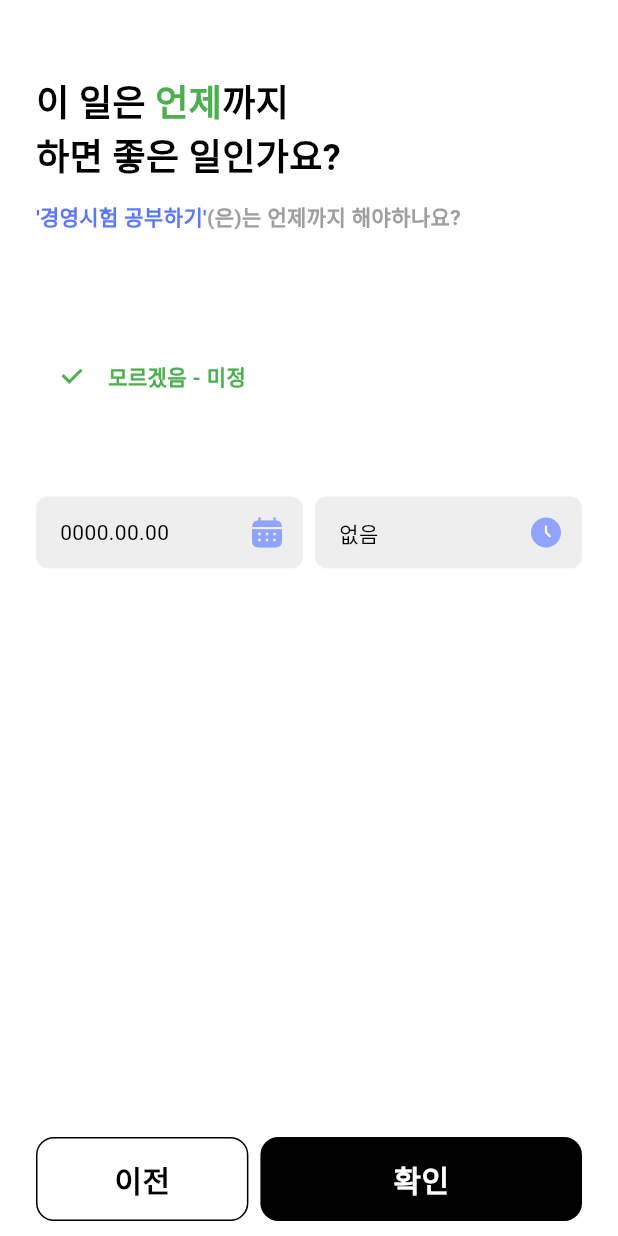
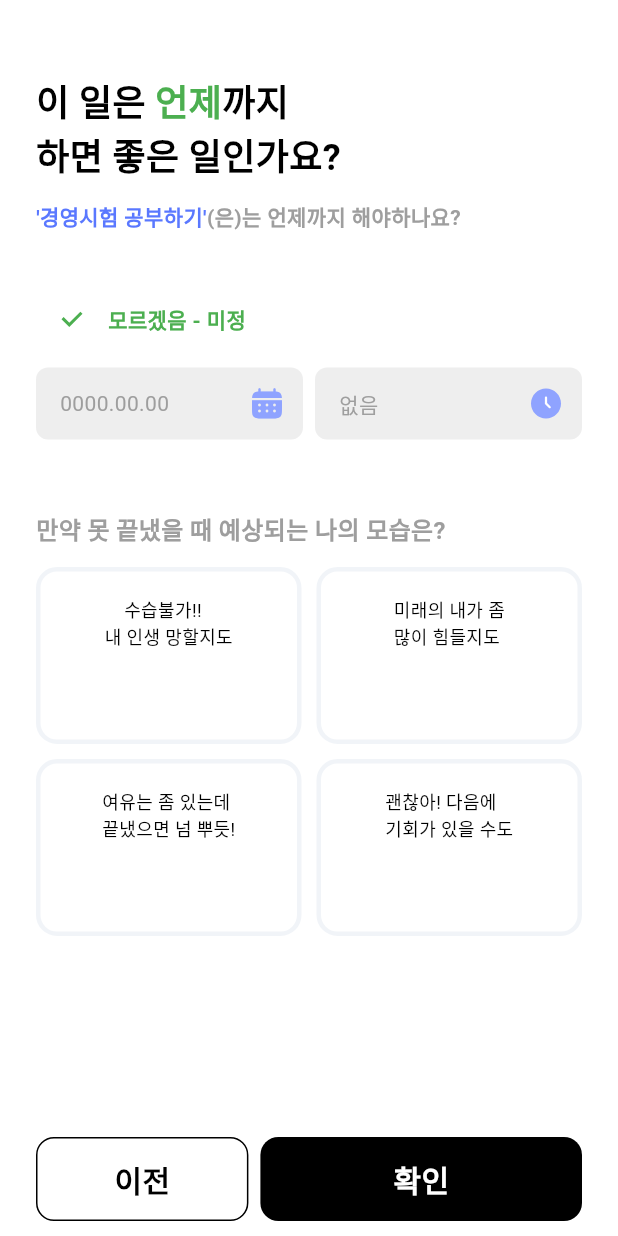
Before and after one commit to seongukHEO/StarryWaveScreen, a Flutter app: the AddTimeWidget screen opened directly, on a phone screen of 412 x 824 dp. Run offline on Flutter 3.47's test engine with Material 3 defaults, Android fonts, the phone set to English and light mode, and no system bars; our stand-ins replace flutter_riverpod, flutter_svg, table_calendar.

Commit message:
feat : Gridview 구현

```diff
--- a/lib/common/calendar/calendar_bottom_sheet.dart
+++ b/lib/common/calendar/calendar_bottom_sheet.dart
@@ -50,7 +50,7 @@ class CalendarBottomSheet extends ConsumerWidget{
                 },
                 calendarFormat: CalendarFormat.month,
                 headerStyle: HeaderStyle(
-                  titleCentered: true,
+                    titleCentered: true,
                   formatButtonVisible: false,
                   titleTextFormatter: (date, locale){
                     return DateFormat('yyyy.MM', locale).format(date);
--- /dev/null
+++ b/lib/provider/addWork/grid_provider.dart
@@ -0,0 +1,14 @@
+import 'package:flutter_riverpod/flutter_riverpod.dart';
+
+class GridProvider extends StateNotifier<List<bool>>{
+  GridProvider() : super([false, false, false, false]);
+
+  void toggleSelected(int selectedIndex){
+    state = List.generate(state.length, (index) => index == selectedIndex);
+  }
+
+}
+
+final gridStateProvider = StateNotifierProvider<GridProvider, List<bool>>((ref){
+  return GridProvider();
+});
--- a/lib/widget/addJob/add_time_widget.dart
+++ b/lib/widget/addJob/add_time_widget.dart
@@ -5,6 +5,7 @@ import 'package:flutter_svg/flutter_svg.dart';
 import 'package:starrywave_screen/common/calendar/calendar_bottom_sheet.dart';
 import 'package:starrywave_screen/common/dialog/add_work_cancel_dialog.dart';
 import 'package:starrywave_screen/provider/addWork/checkbox_provider.dart';
+import 'package:starrywave_screen/widget/addJob/state_Grid_widget.dart';
 
 class AddTimeWidget extends ConsumerWidget {
   const AddTimeWidget({super.key});
@@ -58,13 +59,16 @@ class AddTimeWidget extends ConsumerWidget {
                 ]
               )
             ),
-            SizedBox(height: 72,),
+            SizedBox(height: 34,),
             Row(
               children: [
                 Checkbox(
                     value: isChecked,
                     onChanged: (bool? value){
                       ref.read(checkBoxProvider.notifier).updateCheckBox(value ?? true);
+                      if (isChecked == false) {
+                        _showDialog();
+                      }
                     },
                   shape: CircleBorder(),
                   checkColor: Colors.green,
@@ -79,7 +83,7 @@ class AddTimeWidget extends ConsumerWidget {
                 ),)
               ],
             ),
-            SizedBox(height: 56,),
+            SizedBox(height: 8,),
             Row(
               children: [
                 Expanded(
@@ -95,7 +99,11 @@ class AddTimeWidget extends ConsumerWidget {
                     child: Row(
                       mainAxisAlignment: MainAxisAlignment.spaceBetween,
                       children: [
-                        Text("0000.00.00"),
+                        Text("0000.00.00", style: TextStyle(
+                          color: isChecked
+                              ? Colors.grey
+                              : Colors.black
+                        ),),
                         IconButton(
                             onPressed: (){
                               showModalBottomSheet(
@@ -128,7 +136,11 @@ class AddTimeWidget extends ConsumerWidget {
                     child: Row(
                       mainAxisAlignment: MainAxisAlignment.spaceBetween,
                       children: [
-                        Text("없음"),
+                        Text("없음", style: TextStyle(
+                            color: isChecked
+                                ? Colors.grey
+                                : Colors.black
+                        ),),
                         IconButton(
                             onPressed: (){
 
@@ -141,8 +153,24 @@ class AddTimeWidget extends ConsumerWidget {
                 ),
               ],
             ),
+            SizedBox(height: 48,),
             Expanded(
+              child: Container(
                 child: Column(
+                  crossAxisAlignment: CrossAxisAlignment.start,
+                  children: [
+                    Text("만약 못 끝냈을 때 예상되는 나의 모습은?", style: TextStyle(
+                      fontWeight: FontWeight.w600, fontSize: 16, color: isChecked
+                        ? Colors.grey
+                        : Colors.black
+                    ),),
+                    SizedBox(height: 13,),
+                    StateGridWidget()
+                  ],
+                ),
+              ),
+            ),
+            Column(
               mainAxisAlignment: MainAxisAlignment.end,
               children: [
                 Row(
@@ -186,7 +214,6 @@ class AddTimeWidget extends ConsumerWidget {
                 )
               ],
             )
-            )
           ],
         ),
       ),
--- a/lib/widget/addJob/add_title_widget.dart
+++ b/lib/widget/addJob/add_title_widget.dart
@@ -1,6 +1,7 @@
 import 'package:flutter/cupertino.dart';
 import 'package:flutter/material.dart';
 import 'package:flutter_svg/svg.dart';
+import 'package:starrywave_screen/common/component/textField_component.dart';
 
 class AddTitleWidget extends StatefulWidget {
   AddTitleWidget({super.key});
@@ -57,24 +58,7 @@ class _AddTitleWidgetState extends State<AddTitleWidget> {
               height: 48,
               //width: 358,
               margin: EdgeInsets.fromLTRB(0, 30, 24, 0),
-              child: TextField(
-                controller: _textEditingController,
-                style: TextStyle(fontSize: 12),
-                decoration: InputDecoration(
-                    filled: true,
-                    fillColor: Colors.grey.shade100,
-                    focusedBorder: OutlineInputBorder(
-                      borderRadius: BorderRadius.circular(6),
-                      borderSide: BorderSide.none,
-                    ),
-                    enabledBorder: OutlineInputBorder(
-                        borderRadius: BorderRadius.circular(6),
-                        borderSide: BorderSide.none),
-                    hintText: "할 일의 제목을 작성해보세요!",
-                    hintStyle:
-                        TextStyle(color: Colors.grey.shade500, fontSize: 12)),
-                cursorColor: Colors.black,
-              ),
+              child: TextfieldComponent(hintText: "할 일의 제목을 작성해보세요!", controller: _textEditingController,)
             ),
             Text(
               " *20자 이내로 작성해주세요.",
--- /dev/null
+++ b/lib/widget/addJob/state_Grid_widget.dart
@@ -0,0 +1,59 @@
+import 'package:flutter/cupertino.dart';
+import 'package:flutter/material.dart';
+import 'package:flutter_riverpod/flutter_riverpod.dart';
+import 'package:starrywave_screen/provider/addWork/grid_provider.dart';
+
+class StateGridWidget extends ConsumerWidget {
+
+  final List<Color> gridSelectedColor = [Color(0xFFFF614C) ,Color(0xFFFFB01A), Color(0xFF8AC000), Color(0xFF00C3CC)];
+
+  final List<String> gridTexts = [
+    '    수습불가!!\n내 인생 망할지도',
+    '미래의 내가 좀\n많이 힘들지도',
+    '여유는 좀 있는데\n끝냈으면 넘 뿌듯!',
+    '괜찮아! 다음에\n기회가 있을 수도'
+  ];
+  StateGridWidget({super.key});
+
+  @override
+  Widget build(BuildContext context, WidgetRef ref) {
+    final isSelected = ref.watch(gridStateProvider);
+
+    return Expanded(
+      child: GridView.builder(
+          gridDelegate: SliverGridDelegateWithFixedCrossAxisCount(
+            crossAxisCount: 2,
+            crossAxisSpacing: 10,
+            mainAxisSpacing: 10,
+            childAspectRatio: 1.5
+          ),
+          itemCount: gridTexts.length,
+          itemBuilder: (context, index){
+            return GestureDetector(
+              onTap: (){
+                ref.read(gridStateProvider.notifier).toggleSelected(index);
+              },
+              child: Container(
+                padding: EdgeInsets.fromLTRB(30, 16, 30, 12),
+                decoration: BoxDecoration(
+                  borderRadius: BorderRadius.circular(14),
+                  border: Border.all(width: 3, color: Color(0xFFF1F4F8)),
+                  color: isSelected[index]
+                    ? gridSelectedColor[index]
+                    : Colors.white
+                ),
+                child: Column(
+                  children: [
+                    Align(
+                      alignment: Alignment.center,
+                      child: Text(gridTexts[index], style: TextStyle(fontSize: 12, ),),
+                    )
+                  ],
+                ),
+              ),
+            );
+          }
+      ),
+    );
+  }
+}
```
Lines whose indentation alone changed are shown as unchanged.
